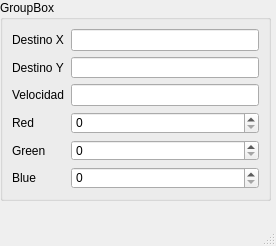
Diego-Armando-H/Actividad_4, file mainwindow.ui: the form before one commit.
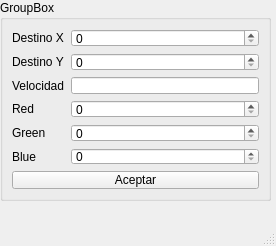
The form after the commit.

```diff
--- a/mainwindow.ui
+++ b/mainwindow.ui
@@ -34,9 +34,6 @@
        </property>
       </widget>
      </item>
-     <item row="0" column="1">
-      <widget class="QLineEdit" name="lineEdit"/>
-     </item>
      <item row="1" column="0">
       <widget class="QLabel" name="label_2">
        <property name="text">
@@ -44,9 +41,6 @@
        </property>
       </widget>
      </item>
-     <item row="1" column="1">
-      <widget class="QLineEdit" name="lineEdit_2"/>
-     </item>
      <item row="2" column="0">
       <widget class="QLabel" name="label_3">
        <property name="text">
@@ -99,6 +93,30 @@
        </property>
       </widget>
      </item>
+     <item row="0" column="1">
+      <widget class="QSpinBox" name="spnnDestinoX">
+       <property name="maximum">
+        <number>500</number>
+       </property>
+      </widget>
+     </item>
+     <item row="1" column="1">
+      <widget class="QSpinBox" name="spnnDestinoY">
+       <property name="maximum">
+        <number>500</number>
+       </property>
+      </widget>
+     </item>
+     <item row="6" column="0" colspan="2">
+      <widget class="QPushButton" name="pushButton">
+       <property name="cursor">
+        <cursorShape>PointingHandCursor</cursorShape>
+       </property>
+       <property name="text">
+        <string>Aceptar</string>
+       </property>
+      </widget>
+     </item>
     </layout>
    </widget>
   </widget>
```
Left out of the diff: 8 changed lines with no effect on the pictures.
